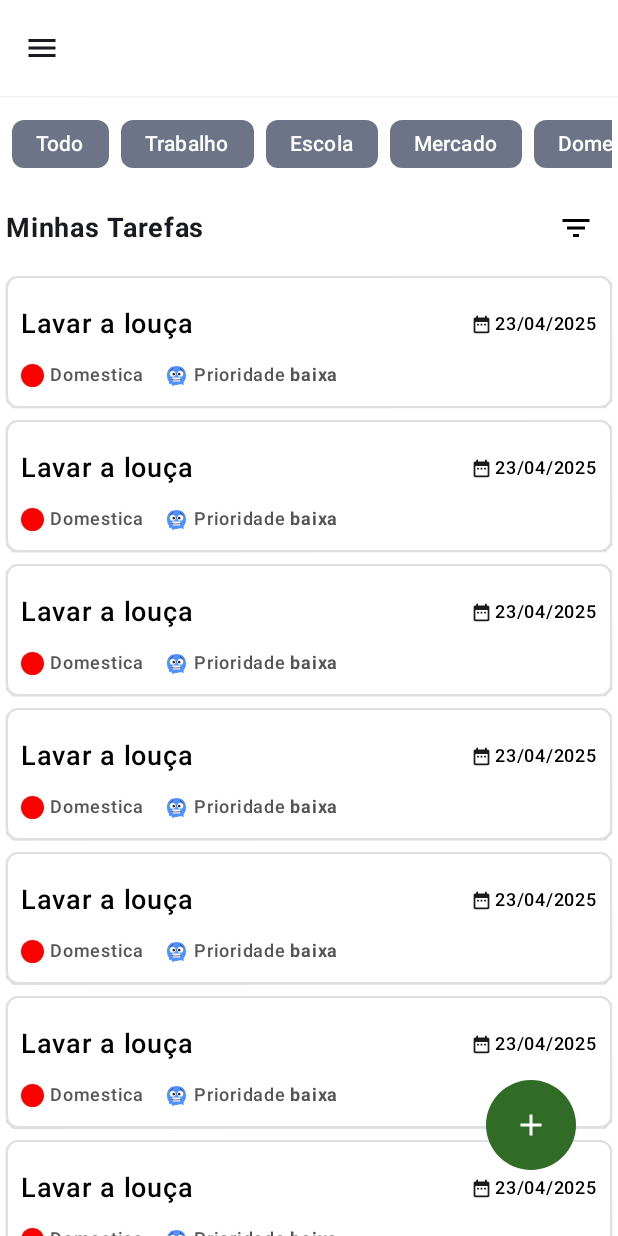
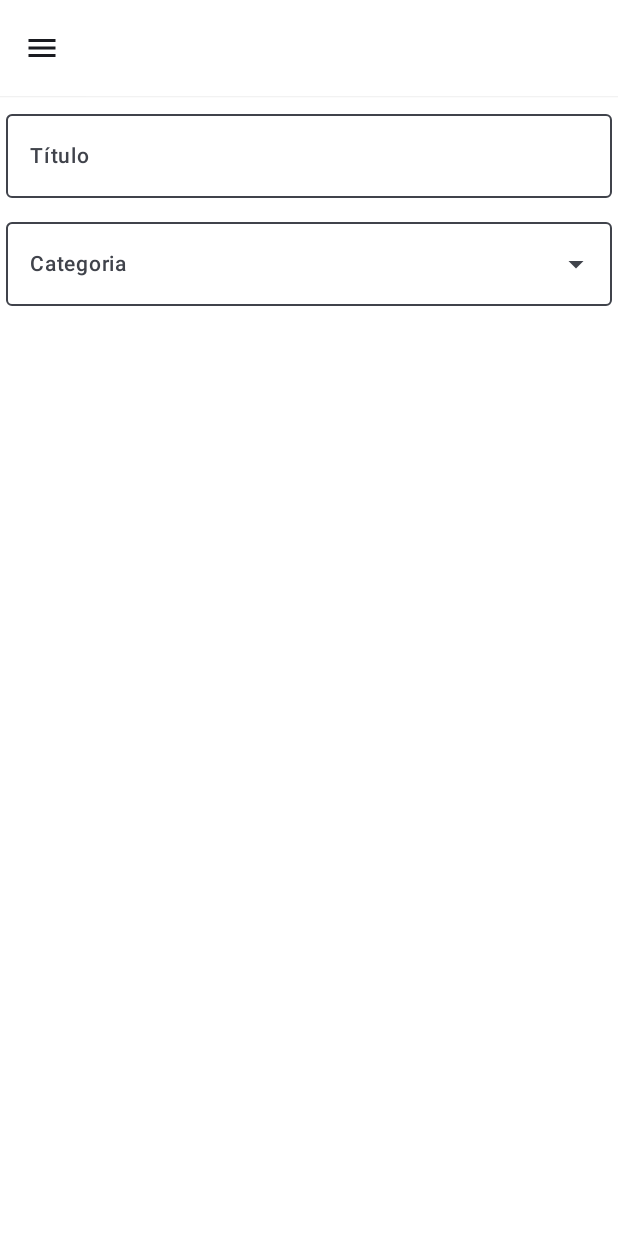
Before and after one commit to JoseLeandroNascimento/pomodo-task, an Android app built with Jetpack Compose: the screen it shows after launch (MainActivity), on a phone screen of 412 x 824 dp. Run offline under Robolectric (Android 15) with nearby library versions, the phone set to English and light mode, and no system bars.

Commit message:
feat: componente de select

```diff
--- a/app/build.gradle.kts
+++ b/app/build.gradle.kts
@@ -44,6 +44,7 @@ dependencies {
     val nav_version = "2.8.9"
 
     implementation("androidx.navigation:navigation-compose:$nav_version")
+    implementation(libs.androidx.material.icons.extended)
     implementation(libs.androidx.core.ktx)
     implementation(libs.androidx.lifecycle.runtime.ktx)
     implementation(libs.androidx.activity.compose)
--- a/app/src/main/java/com/example/pomodo_task/MainActivity.kt
+++ b/app/src/main/java/com/example/pomodo_task/MainActivity.kt
@@ -11,6 +11,8 @@ import androidx.compose.foundation.layout.height
 import androidx.compose.foundation.layout.padding
 import androidx.compose.foundation.layout.width
 import androidx.compose.material.icons.Icons
+import androidx.compose.material.icons.filled.AccessTime
+import androidx.compose.material.icons.filled.Checklist
 import androidx.compose.material.icons.filled.Menu
 import androidx.compose.material3.DrawerValue
 import androidx.compose.material3.ExperimentalMaterial3Api
@@ -39,10 +41,12 @@ import kotlinx.coroutines.launch
 val optionsMenu: List<MenuModalDrawerItem> = listOf(
     MenuModalDrawerItem(
         label = "Minhas tarefas",
+        icon = Icons.Default.Checklist,
         route = Screen.MY_TASKS
     ),
     MenuModalDrawerItem(
         label = "Performace",
+        icon = Icons.Default.AccessTime,
         route = Screen.PERFORMACE
     )
 )
--- a/app/src/main/java/com/example/pomodo_task/Routes.kt
+++ b/app/src/main/java/com/example/pomodo_task/Routes.kt
@@ -5,14 +5,18 @@ import androidx.compose.ui.Modifier
 import androidx.navigation.NavHostController
 import androidx.navigation.compose.NavHost
 import androidx.navigation.compose.composable
+import com.example.pomodo_task.screen.CreateTask
 import com.example.pomodo_task.screen.MyTasks
 
 @Composable
 fun Router(modifier: Modifier = Modifier,navController: NavHostController) {
 
-    NavHost(modifier = modifier,navController = navController, startDestination = Screen.MY_TASKS.route){
+    NavHost(modifier = modifier,navController = navController, startDestination = Screen.CREATE_TASK.route){
         composable(Screen.MY_TASKS.route) {
             MyTasks()
+        }
+        composable(Screen.CREATE_TASK.route) {
+            CreateTask()
         }
     }
 
--- /dev/null
+++ b/app/src/main/java/com/example/pomodo_task/components/InputText.kt
@@ -0,0 +1,61 @@
+package com.example.pomodo_task.components
+
+import androidx.compose.foundation.isSystemInDarkTheme
+import androidx.compose.foundation.layout.fillMaxWidth
+import androidx.compose.foundation.text.KeyboardOptions
+import androidx.compose.material3.MaterialTheme
+import androidx.compose.material3.OutlinedTextField
+import androidx.compose.material3.Text
+import androidx.compose.material3.TextFieldDefaults
+import androidx.compose.runtime.Composable
+import androidx.compose.ui.Modifier
+import androidx.compose.ui.graphics.Color
+import androidx.compose.ui.text.font.FontWeight
+import androidx.compose.ui.text.input.KeyboardType
+import androidx.compose.ui.tooling.preview.Preview
+import androidx.compose.ui.unit.sp
+import com.example.pomodo_task.ui.theme.Green300
+
+
+@Composable
+fun InputText(
+    modifier: Modifier = Modifier,
+    value: String,
+    onValueChange: (String) -> Unit,
+    label: String,
+) {
+
+    OutlinedTextField(
+        modifier = modifier,
+        label = {
+            Text(
+                text = label,
+                fontWeight = FontWeight.Medium,
+                fontSize = 14.sp
+            )
+        },
+        colors = TextFieldDefaults.colors(
+            focusedIndicatorColor = Green300,
+            focusedContainerColor = if (isSystemInDarkTheme()) MaterialTheme.colorScheme.surface else Color.White,
+            unfocusedContainerColor = if (isSystemInDarkTheme()) MaterialTheme.colorScheme.surface else Color.White,
+            focusedLabelColor = Green300
+        ),
+        keyboardOptions = KeyboardOptions(keyboardType = KeyboardType.Text),
+        value = value,
+        onValueChange = { onValueChange(it) }
+    )
+}
+
+@Preview(showBackground = true)
+@Composable
+private fun InputTextPreview() {
+
+    InputText(
+        label = "Título",
+        onValueChange = {},
+        value = "",
+        modifier = Modifier
+            .fillMaxWidth(),
+    )
+
+}
--- /dev/null
+++ b/app/src/main/java/com/example/pomodo_task/components/Select.kt
@@ -0,0 +1,113 @@
+import androidx.compose.foundation.isSystemInDarkTheme
+import androidx.compose.foundation.layout.fillMaxWidth
+import androidx.compose.foundation.rememberScrollState
+import androidx.compose.foundation.text.KeyboardOptions
+import androidx.compose.material3.DropdownMenu
+import androidx.compose.material3.DropdownMenuItem
+import androidx.compose.material3.ExperimentalMaterial3Api
+import androidx.compose.material3.ExposedDropdownMenuBox
+import androidx.compose.material3.ExposedDropdownMenuDefaults
+import androidx.compose.material3.MaterialTheme
+import androidx.compose.material3.OutlinedTextField
+import androidx.compose.material3.Text
+import androidx.compose.material3.TextFieldDefaults
+import androidx.compose.runtime.Composable
+import androidx.compose.runtime.getValue
+import androidx.compose.runtime.mutableStateOf
+import androidx.compose.runtime.remember
+import androidx.compose.runtime.setValue
+import androidx.compose.ui.Modifier
+import androidx.compose.ui.graphics.Color
+import androidx.compose.ui.text.font.FontWeight
+import androidx.compose.ui.text.input.KeyboardType
+import androidx.compose.ui.tooling.preview.Preview
+import androidx.compose.ui.unit.sp
+import androidx.compose.ui.window.PopupProperties
+import com.example.pomodo_task.ui.theme.Green300
+
+data class Option(
+    val label: String,
+    val value: Any
+)
+
+@OptIn(ExperimentalMaterial3Api::class)
+@Composable
+fun Select(
+    modifier: Modifier = Modifier,
+    value: String,
+    onValueChange: (Any) -> Unit,
+    label: String,
+    options: List<Option>
+) {
+    var expanded by remember { mutableStateOf(false) }
+    var selected by remember { mutableStateOf<Option?>(null) }
+
+    ExposedDropdownMenuBox(
+        expanded = expanded,
+        onExpandedChange = { expanded = !expanded },
+        modifier = modifier
+    ) {
+        OutlinedTextField(
+            modifier = Modifier
+                .fillMaxWidth()
+                .menuAnchor(),
+            readOnly = true,
+            value = if (selected != null) selected!!.label else "",
+            onValueChange = {},
+            label = {
+                Text(
+                    text = label,
+                    fontWeight = FontWeight.Medium,
+                    fontSize = 14.sp
+                )
+            },
+            trailingIcon = {
+                ExposedDropdownMenuDefaults.TrailingIcon(expanded = expanded)
+            },
+            colors = TextFieldDefaults.colors(
+                focusedIndicatorColor = Green300,
+                focusedContainerColor = if (isSystemInDarkTheme()) MaterialTheme.colorScheme.surface else Color.White,
+                unfocusedContainerColor = if (isSystemInDarkTheme()) MaterialTheme.colorScheme.surface else Color.White,
+                focusedLabelColor = Green300
+            ),
+            keyboardOptions = KeyboardOptions(keyboardType = KeyboardType.Text),
+        )
+
+        DropdownMenu(
+            modifier = Modifier.exposedDropdownSize(),
+            expanded = expanded,
+            onDismissRequest = { expanded = false },
+            properties = PopupProperties(
+                focusable = true,
+                dismissOnClickOutside = true,
+                dismissOnBackPress = true,
+            ),
+            scrollState = rememberScrollState(),
+        ) {
+            options.forEach { selectionOption ->
+                DropdownMenuItem(
+                    text = { Text(selectionOption.label) },
+                    onClick = {
+                        selected = selectionOption
+                        onValueChange(selectionOption.value)
+                        expanded = false
+                    },
+                    modifier = Modifier.fillMaxWidth(),
+                )
+            }
+        }
+    }
+}
+
+
+@Preview(showBackground = true)
+@Composable
+private fun SelectPreview() {
+    Select(
+        modifier = Modifier.fillMaxWidth(),
+        label = "Categoria",
+        value = "Categoria A",
+        onValueChange = {},
+        options = listOf()
+    )
+}
--- a/app/src/main/java/com/example/pomodo_task/components/TaskCard.kt
+++ b/app/src/main/java/com/example/pomodo_task/components/TaskCard.kt
@@ -18,6 +18,7 @@ import androidx.compose.material.icons.filled.DateRange
 import androidx.compose.material.icons.filled.MoreVert
 import androidx.compose.material.icons.filled.PlayArrow
 import androidx.compose.material.icons.filled.Star
+import androidx.compose.material.icons.filled.Visibility
 import androidx.compose.material3.ButtonDefaults
 import androidx.compose.material3.Card
 import androidx.compose.material3.CardDefaults
@@ -122,7 +123,7 @@ fun TaskCard(
                         label = "Iniciar"
                     )
                     ActionButton(
-                        icon = Icons.Default.Star,
+                        icon = Icons.Default.Visibility,
                         label = "Detalhes"
                     )
                     ActionButton(
--- a/app/src/main/java/com/example/pomodo_task/layout/MenuModalDrawer.kt
+++ b/app/src/main/java/com/example/pomodo_task/layout/MenuModalDrawer.kt
@@ -5,6 +5,7 @@ import androidx.compose.foundation.lazy.LazyColumn
 import androidx.compose.foundation.shape.RoundedCornerShape
 import androidx.compose.material3.DrawerState
 import androidx.compose.material3.DrawerValue
+import androidx.compose.material3.Icon
 import androidx.compose.material3.NavigationDrawerItem
 import androidx.compose.material3.Text
 import androidx.compose.material3.rememberDrawerState
@@ -12,6 +13,7 @@ import androidx.compose.runtime.Composable
 import androidx.compose.runtime.getValue
 import androidx.compose.runtime.rememberCoroutineScope
 import androidx.compose.ui.Modifier
+import androidx.compose.ui.graphics.vector.ImageVector
 import androidx.compose.ui.text.font.FontWeight
 import androidx.compose.ui.tooling.preview.Preview
 import androidx.compose.ui.unit.dp
@@ -24,6 +26,7 @@ import kotlinx.coroutines.launch
 
 data class MenuModalDrawerItem(
     val label: String,
+    val icon: ImageVector,
     val route: Screen
 )
 
@@ -52,6 +55,7 @@ fun MenuModalDrawer(
                         fontWeight = FontWeight.Medium
                     )
                 },
+                icon = { Icon(imageVector = options[routeIndex].icon, contentDescription = null) },
                 selected = options[routeIndex].route.route == currentRoute,
                 onClick = {
                     scope.launch {
--- /dev/null
+++ b/app/src/main/java/com/example/pomodo_task/screen/CreateTask.kt
@@ -0,0 +1,91 @@
+package com.example.pomodo_task.screen
+
+import Option
+import Select
+import androidx.compose.foundation.clickable
+import androidx.compose.foundation.interaction.MutableInteractionSource
+import androidx.compose.foundation.layout.Arrangement
+import androidx.compose.foundation.layout.Column
+import androidx.compose.foundation.layout.fillMaxSize
+import androidx.compose.foundation.layout.fillMaxWidth
+import androidx.compose.foundation.layout.padding
+import androidx.compose.runtime.Composable
+import androidx.compose.runtime.getValue
+import androidx.compose.runtime.mutableStateOf
+import androidx.compose.runtime.remember
+import androidx.compose.ui.Alignment
+import androidx.compose.ui.Modifier
+import androidx.compose.ui.platform.LocalFocusManager
+import androidx.compose.ui.tooling.preview.Preview
+import androidx.compose.ui.unit.dp
+import com.example.pomodo_task.components.InputText
+
+
+@Composable
+fun CreateTask(modifier: Modifier = Modifier) {
+
+    val titulo by remember { mutableStateOf<String>("") }
+    val focusManager = LocalFocusManager.current
+
+    val categoriesOptions = listOf(
+        Option(
+            label = "categoria A",
+            value = "A"
+        ),
+        Option(
+            label = "categoria B",
+            value = "B"
+        ),
+        Option(
+            label = "categoria C",
+            value = "C"
+        ),
+        Option(
+            label = "categoria D",
+            value = "D"
+        ),
+        Option(
+            label = "categoria E",
+            value = "E"
+        ),
+    )
+
+    Column(
+        modifier = modifier
+            .clickable(
+                interactionSource = remember { MutableInteractionSource() },
+                indication = null
+            ) {
+                focusManager.clearFocus()
+            }
+            .fillMaxSize()
+            .padding(vertical = 4.dp, horizontal = 4.dp),
+        horizontalAlignment = Alignment.CenterHorizontally,
+        verticalArrangement = Arrangement.spacedBy(8.dp)
+
+    ) {
+
+        InputText(
+            label = "Título",
+            onValueChange = {},
+            value = titulo,
+            modifier = Modifier
+                .fillMaxWidth(),
+        )
+
+        Select(
+            label = "Categoria",
+            onValueChange = {},
+            value = titulo,
+            options = categoriesOptions,
+            modifier = Modifier
+                .fillMaxWidth(),
+        )
+    }
+}
+
+@Preview(showBackground = true)
+@Composable
+private fun CreateTaskPreview() {
+    CreateTask(modifier = Modifier)
+}
--- a/app/src/main/java/com/example/pomodo_task/screen/MyTasks.kt
+++ b/app/src/main/java/com/example/pomodo_task/screen/MyTasks.kt
@@ -17,6 +17,7 @@ import androidx.compose.foundation.shape.CircleShape
 import androidx.compose.material.icons.Icons
 import androidx.compose.material.icons.filled.Add
 import androidx.compose.material3.FilterChip
+import androidx.compose.material3.FloatingActionButton
 import androidx.compose.material3.Icon
 import androidx.compose.material3.IconButton
 import androidx.compose.material3.Text
@@ -61,7 +62,8 @@ fun MyTasks(modifier: Modifier = Modifier) {
         LazyColumn(
             modifier = Modifier.fillMaxSize(),
             contentPadding = PaddingValues(vertical = 8.dp, horizontal = 4.dp),
-            verticalArrangement = Arrangement.spacedBy(8.dp)
+            verticalArrangement = Arrangement.spacedBy(8.dp),
+
         ) {
             item {
                 CategoryFilter(modifier = Modifier, categories = categories)
@@ -69,21 +71,23 @@ fun MyTasks(modifier: Modifier = Modifier) {
             item {
                 TaskHeader( )
             }
-            items(count = 10) {
+            items(count = 10, key = { it}) {
                 TaskCard()
             }
         }
 
-        IconButton(
+        FloatingActionButton(
             modifier = Modifier
                 .align(alignment = Alignment.BottomEnd)
                 .padding(bottom = 44.dp, end = 28.dp)
-                .size(60.dp)
-                .background(color = Green300, shape = CircleShape),
-            onClick = {},
+            ,
+            containerColor = Green300,
+            shape = CircleShape,
+            onClick = {}
         ) {
             Icon(imageVector = Icons.Default.Add, contentDescription = null, tint = Color.White)
         }
+
     }
 
 }
--- a/gradle/libs.versions.toml
+++ b/gradle/libs.versions.toml
@@ -11,6 +11,7 @@ composeBom = "2024.04.01"
 
 [libraries]
 androidx-core-ktx = { group = "androidx.core", name = "core-ktx", version.ref = "coreKtx" }
+androidx-material-icons-extended = { module = "androidx.compose.material:material-icons-extended" }
 junit = { group = "junit", name = "junit", version.ref = "junit" }
 androidx-junit = { group = "androidx.test.ext", name = "junit", version.ref = "junitVersion" }
 androidx-espresso-core = { group = "androidx.test.espresso", name = "espresso-core", version.ref = "espressoCore" }
```
